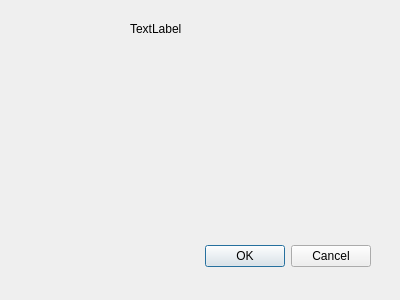
t-walker-21/UAH-NGC-CUAS-Software, file DroneShark_Stand/DetectionStand/alertdialog.ui: the form before one commit.
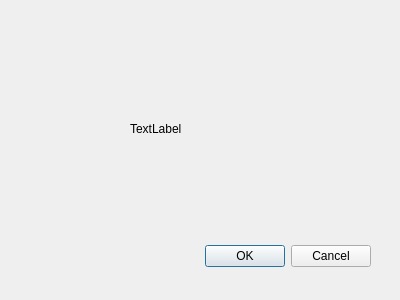
The form after the commit.

```diff
--- a/DroneShark_Stand/DetectionStand/alertdialog.ui
+++ b/DroneShark_Stand/DetectionStand/alertdialog.ui
@@ -33,7 +33,7 @@
    <property name="geometry">
     <rect>
      <x>130</x>
-     <y>20</y>
+     <y>120</y>
      <width>67</width>
      <height>17</height>
     </rect>
```
